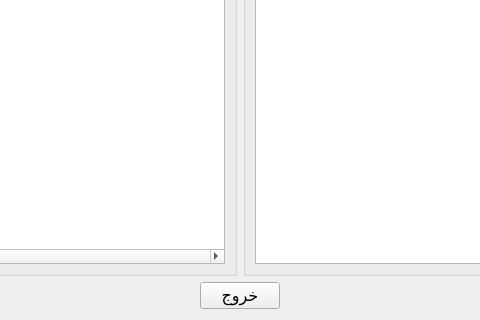
First picture: the form in EmployeeMainWindow.ui, repository Dandelion07/Library, before the edit; both pictures show x 304 to 784 and y 370 to 690 of the 1089 by 690 pixel window.
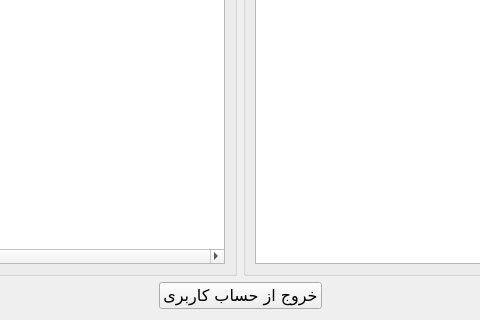
Second picture: the form after the edit.

```diff
--- a/EmployeeMainWindow.ui
+++ b/EmployeeMainWindow.ui
@@ -447,7 +447,7 @@
      <item>
       <widget class="QPushButton" name="btn_back">
        <property name="text">
-        <string>خروج</string>
+        <string>خروج از حساب کاربری</string>
        </property>
       </widget>
      </item>
```
